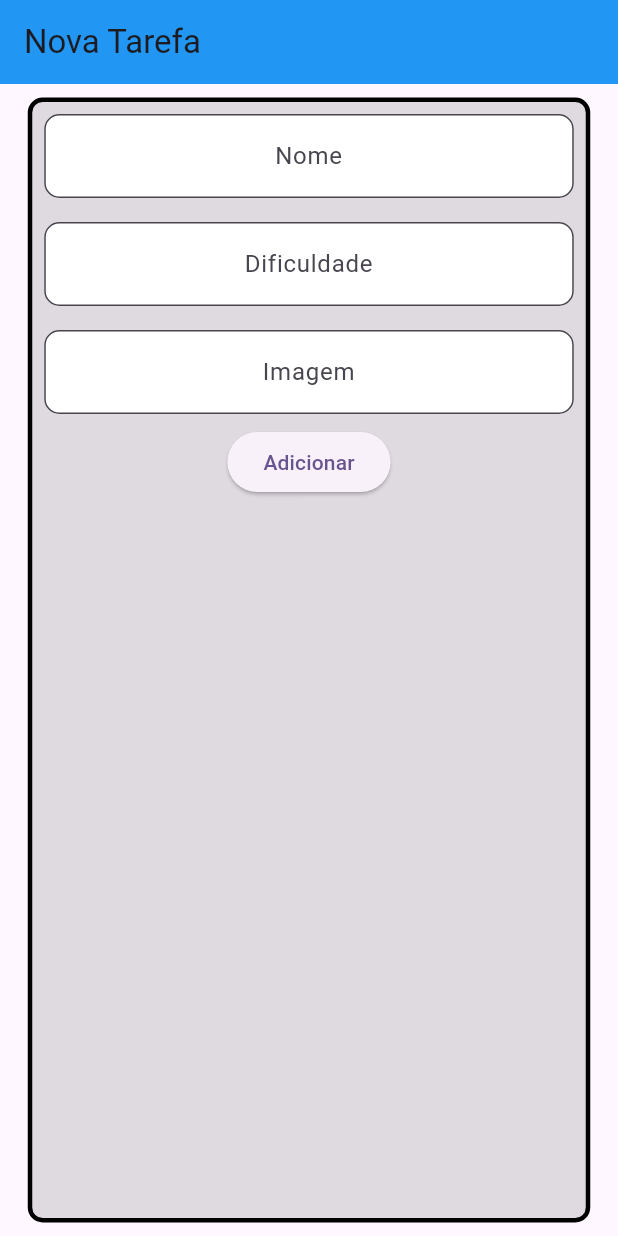
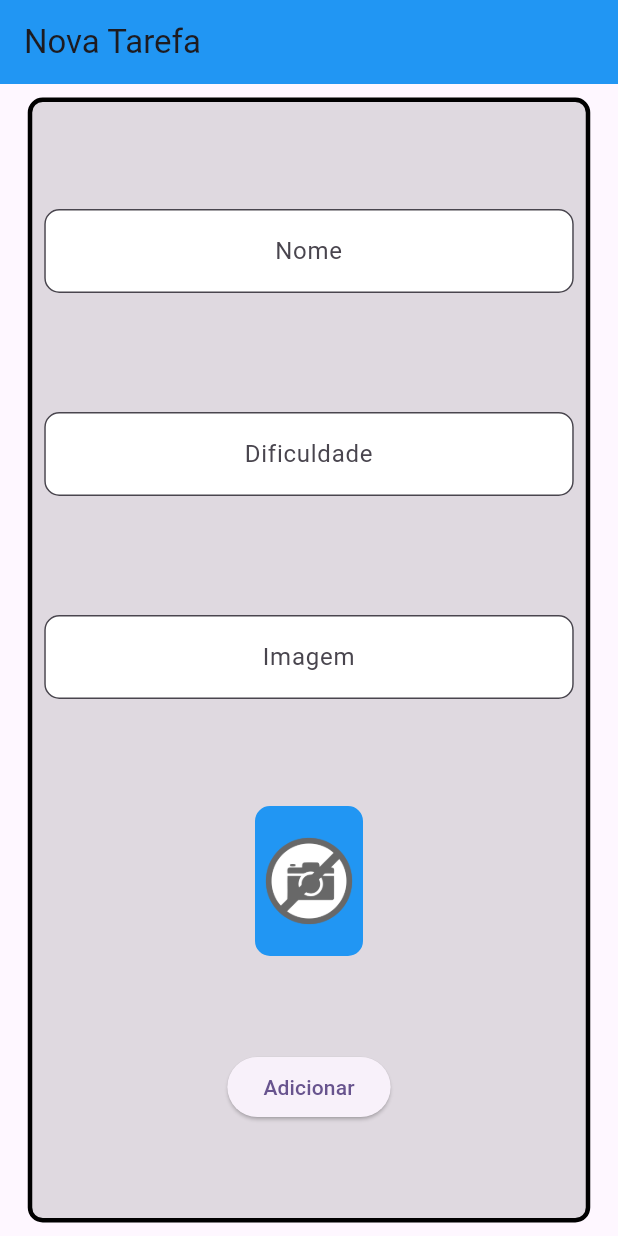
Before and after one commit to maxwelldantas/alura-projeto-flutter, a Flutter app: the screen it shows after launch, on a phone screen of 412 x 824 dp. Run offline on Flutter 3.47's test engine with Material 3 defaults, Android fonts, the phone set to English and light mode, and no system bars; network calls fail.

```diff
--- a/lib/screens/form_screen.dart
+++ b/lib/screens/form_screen.dart
@@ -29,6 +29,8 @@ class _FormScreenState extends State<FormScreen> {
             border: Border.all(width: 3),
           ),
           child: Column(
+            mainAxisAlignment: MainAxisAlignment.spaceEvenly,
+            crossAxisAlignment: CrossAxisAlignment.center,
             children: [
               Padding(
                 padding: const EdgeInsets.all(8.0),
@@ -63,6 +65,11 @@ class _FormScreenState extends State<FormScreen> {
               Padding(
                 padding: const EdgeInsets.all(8.0),
                 child: TextFormField(
+                  onChanged: (text) {
+                    setState(() {
+                      imageController.text = text;
+                    });
+                  },
                   controller: imageController,
                   textAlign: TextAlign.center,
                   decoration: InputDecoration(
@@ -72,6 +79,30 @@ class _FormScreenState extends State<FormScreen> {
                     ),
                     fillColor: Colors.white,
                     filled: true,
+                  ),
+                ),
+              ),
+              Container(
+                height: 100,
+                width: 72,
+                decoration: BoxDecoration(
+                  color: Colors.blue,
+                  borderRadius: BorderRadius.circular(10),
+                  border: Border.all(width: 2, color: Colors.blue),
+                ),
+                child: ClipRRect(
+                  borderRadius: BorderRadius.circular(10),
+                  child: Image.network(
+                    imageController.text,
+                    fit: BoxFit.cover,
+                    errorBuilder:
+                        (
+                          BuildContext context,
+                          Object exception,
+                          StackTrace? stackTrace,
+                        ) {
+                          return Image.asset('assets/images/nophoto.png');
+                        },
                   ),
                 ),
               ),
```
Also changed, not shown: assets/images/dash-small.jpg (added), assets/images/nophoto.png (added).
